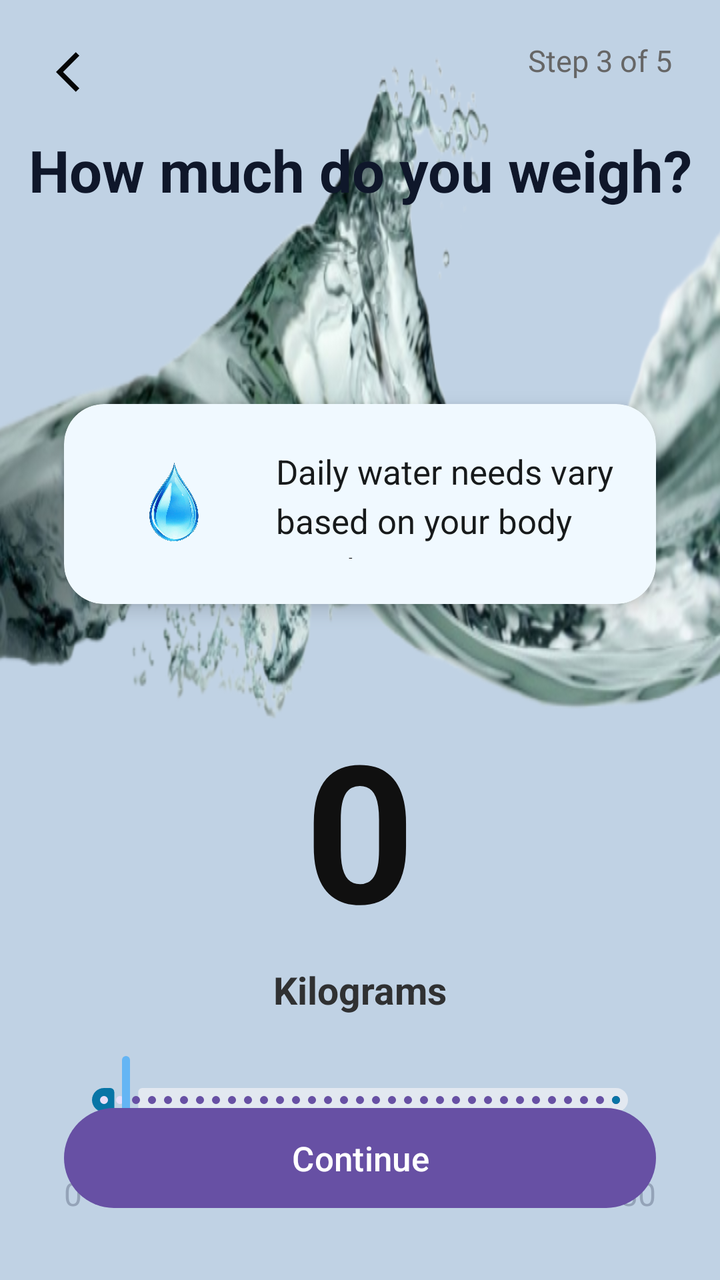
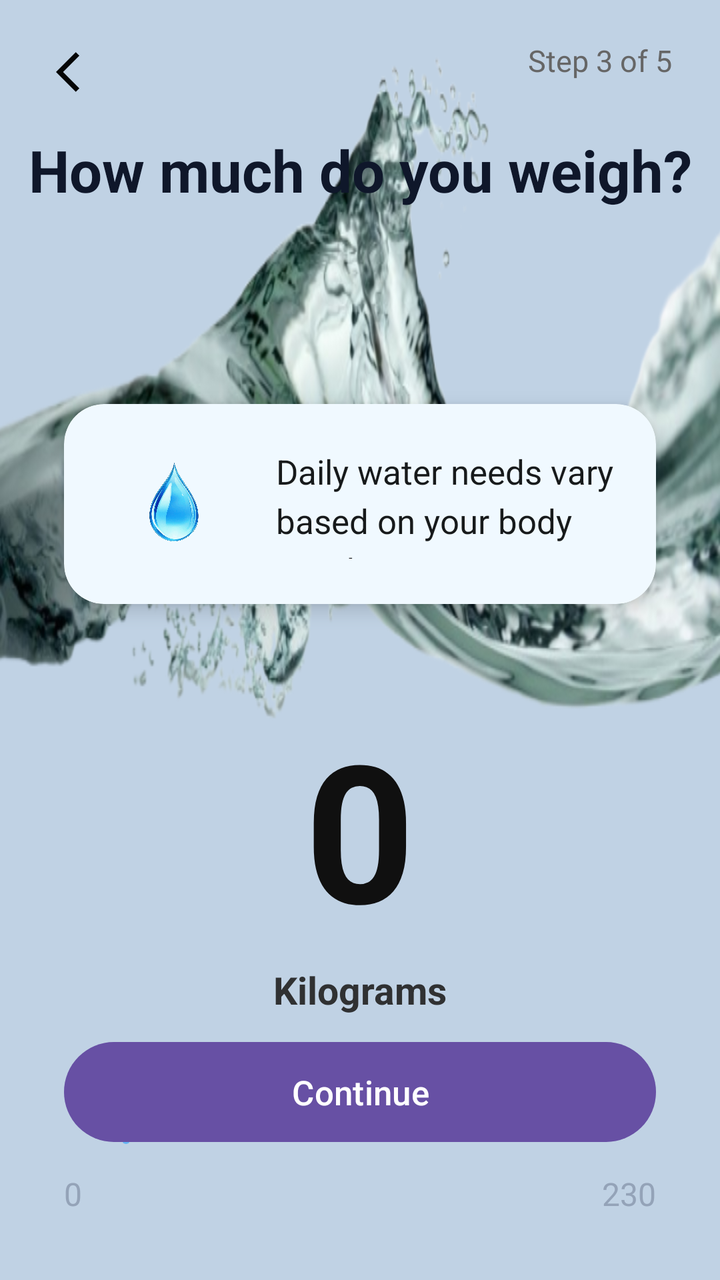

Before-and-after screenshots of an Android layout around one commit, followed by the original layout XML and the change that was made.
<!-- AndroidManifest.xml: application theme Theme.WaterReminder -->
<!-- res/layout/activity_weight_selection.xml -->
<?xml version="1.0" encoding="utf-8"?>
<androidx.constraintlayout.widget.ConstraintLayout xmlns:android="http://schemas.android.com/apk/res/android"
    xmlns:app="http://schemas.android.com/apk/res-auto"
    xmlns:tools="http://schemas.android.com/tools"
    android:layout_width="match_parent"
    android:layout_height="match_parent"
    android:background="#C0D2E4"
    android:id="@+id/WeightSelection"
    tools:context=".WeightSelection">

    <ImageView
        android:layout_width="wrap_content"
        android:layout_height="0dp"
        android:background="@drawable/bgwater"
        tools:ignore="MissingConstraints"
        tools:layout_editor_absoluteX="0dp"
        tools:layout_editor_absoluteY="290dp" />

    
    <ImageButton
        android:id="@+id/btn_back"
        android:layout_width="48dp"
        android:layout_height="48dp"
        android:src="@drawable/baseline_arrow_back_ios_24"
        android:background="?attr/selectableItemBackgroundBorderless"
        app:layout_constraintTop_toTopOf="parent"
        app:layout_constraintStart_toStartOf="parent"
        android:layout_marginTop="12dp"
        android:layout_marginStart="16dp" />

    <TextView
        android:id="@+id/tv_header"
        android:layout_width="wrap_content"
        android:layout_height="wrap_content"
        android:text="Step 3 of 5"
        android:textSize="15sp"
        android:textColor="#666666"
        app:layout_constraintTop_toTopOf="parent"
        app:layout_constraintEnd_toEndOf="parent"
        android:layout_marginTop="20dp"
        android:layout_marginEnd="24dp" />

    <TextView
        android:id="@+id/tv_title"
        android:layout_width="0dp"
        android:layout_height="170dp"
        android:text="How much do you weigh?"
        android:layout_marginTop="50dp"
        android:textSize="29sp"
        android:textColor="#0F172A"
        android:textStyle="bold"
        android:gravity="center"
        android:lineSpacingExtra="6dp"
        app:layout_constraintStart_toStartOf="parent"
        app:layout_constraintEnd_toEndOf="parent"
        android:layout_marginVertical="0dp"
        tools:ignore="MissingConstraints" />

    
    <androidx.cardview.widget.CardView
        android:id="@+id/info_card"
        android:layout_width="0dp"
        android:layout_height="wrap_content"
        app:cardCornerRadius="20dp"
        app:cardElevation="6dp"
        app:cardBackgroundColor="#F0F9FF"
        android:layout_marginHorizontal="32dp"
        app:layout_constraintTop_toBottomOf="@id/tv_title"
        app:layout_constraintStart_toStartOf="parent"
        app:layout_constraintEnd_toEndOf="parent"
        android:layout_marginTop="32dp">

        <LinearLayout
            android:layout_width="match_parent"
            android:layout_height="wrap_content"
            android:orientation="horizontal"
            android:padding="20dp"
            android:gravity="center_vertical">

            <ImageView
                android:layout_width="70dp"
                android:layout_height="60dp"
                android:src="@drawable/water_drop"
                android:layout_marginEnd="16dp" />

            <TextView
                android:layout_width="0dp"
                android:layout_height="55dp"
                android:layout_weight="55"
                android:lineSpacingExtra="5dp"
                android:text="Daily water needs vary based on your body weight."
                android:textColor="#171A1B"
                android:textSize="17sp" />

        </LinearLayout>
    </androidx.cardview.widget.CardView>

    
    <androidx.constraintlayout.widget.ConstraintLayout
        android:layout_width="0dp"
        android:layout_height="wrap_content"
        app:layout_constraintTop_toBottomOf="@id/info_card"
        app:layout_constraintStart_toStartOf="parent"
        app:layout_constraintEnd_toEndOf="parent"
        android:layout_marginTop="48dp"
        android:layout_marginHorizontal="32dp">

        
        <TextView
            android:id="@+id/tv_weight"
            android:layout_width="wrap_content"
            android:layout_height="wrap_content"
            android:text="0"
            android:textSize="96sp"
            android:textColor="#101010"
            android:textStyle="bold"
            android:letterSpacing="-0.04"
            app:layout_constraintTop_toTopOf="parent"
            app:layout_constraintStart_toStartOf="parent"
            app:layout_constraintEnd_toEndOf="parent" />

        <TextView
            android:layout_width="wrap_content"
            android:layout_height="wrap_content"
            android:text="Kilograms"
            android:textSize="19sp"
            android:textColor="#303132"
            android:textStyle="bold"
            app:layout_constraintTop_toBottomOf="@id/tv_weight"
            app:layout_constraintStart_toStartOf="parent"
            app:layout_constraintEnd_toEndOf="parent"
            android:layout_marginTop="4dp" />

        
        <com.google.android.material.slider.Slider
            android:id="@+id/weight_slider"
            android:layout_width="0dp"
            android:layout_height="wrap_content"
            android:valueFrom="0"
            android:valueTo="230"
            android:value="10"
            android:stepSize="1"
            app:trackHeight="12dp"
            app:thumbRadius="16dp"
            app:trackColorInactive="#E2E8F0"
            app:trackColorActive="#0875A6"
            app:thumbColor="#64B5F4"
            app:haloColor="#93C5FD"
            app:labelBehavior="gone"
            app:layout_constraintTop_toBottomOf="@id/tv_weight"
            app:layout_constraintStart_toStartOf="parent"
            app:layout_constraintEnd_toEndOf="parent"
            android:layout_marginTop="48dp" />

        
        <TextView
            android:layout_width="wrap_content"
            android:layout_height="wrap_content"
            android:text="0"
            android:textColor="#94A3B8"
            android:textSize="16sp"
            app:layout_constraintTop_toBottomOf="@id/weight_slider"
            app:layout_constraintStart_toStartOf="parent"
            android:layout_marginTop="12dp" />

        <TextView
            android:layout_width="wrap_content"
            android:layout_height="wrap_content"
            android:text="230"
            android:textColor="#94A3B8"
            android:textSize="16sp"
            app:layout_constraintTop_toBottomOf="@id/weight_slider"
            app:layout_constraintEnd_toEndOf="parent"
            android:layout_marginTop="12dp" />

        
        <TextView
            android:id="@+id/tv_next"
            android:layout_width="wrap_content"
            android:layout_height="wrap_content"
            android:text="61 lbs"
            android:textSize="26sp"
            android:textColor="#94A3B8"
            app:layout_constraintTop_toBottomOf="@id/tv_next"
            app:layout_constraintStart_toStartOf="parent"
            app:layout_constraintEnd_toEndOf="parent"
            android:layout_marginTop="12dp" />

    </androidx.constraintlayout.widget.ConstraintLayout>
    <com.google.android.material.button.MaterialButton
        android:id="@+id/btn_next"
        android:layout_width="0dp"
        android:layout_height="58dp"
        android:text="Continue"
        android:textSize="17sp"
        app:cornerRadius="30dp"
        app:layout_constraintBottom_toBottomOf="parent"
        app:layout_constraintStart_toStartOf="parent"
        app:layout_constraintEnd_toEndOf="parent"
        android:layout_marginHorizontal="32dp"
        android:layout_marginBottom="32dp" />
</androidx.constraintlayout.widget.ConstraintLayout>
<!-- resources referenced by this layout -->
<resources>
  <!-- drawable baseline_arrow_back_ios_24 (drawable) -->
  <vector xmlns:android="http://schemas.android.com/apk/res/android" android:autoMirrored="true" android:height="24dp" android:tint="#050505" android:viewportHeight="24" android:viewportWidth="24" android:width="24dp">
        
      <path android:fillColor="@android:color/white" android:pathData="M11.67,3.87L9.9,2.1 0,12l9.9,9.9 1.77,-1.77L3.54,12z"/>
      
  </vector>
  <!-- drawable bgwater: png bitmap (drawable, 358820 bytes) -->
  <!-- drawable water_drop: png bitmap (drawable, 103002 bytes) -->
  <style name="Theme.WaterReminder" parent="Base.Theme.WaterReminder" />
  <style name="Base.Theme.WaterReminder" parent="Theme.Material3.DayNight.NoActionBar">
          
          
      </style>
</resources>

<!-- the commit's change to res/layout/activity_weight_selection.xml (unified diff, before → after) -->
@@ -198,5 +198,5 @@
         app:layout_constraintStart_toStartOf="parent"
         app:layout_constraintEnd_toEndOf="parent"
         android:layout_marginHorizontal="32dp"
-        android:layout_marginBottom="32dp" />
+        android:layout_marginBottom="65dp" />
 </androidx.constraintlayout.widget.ConstraintLayout>
